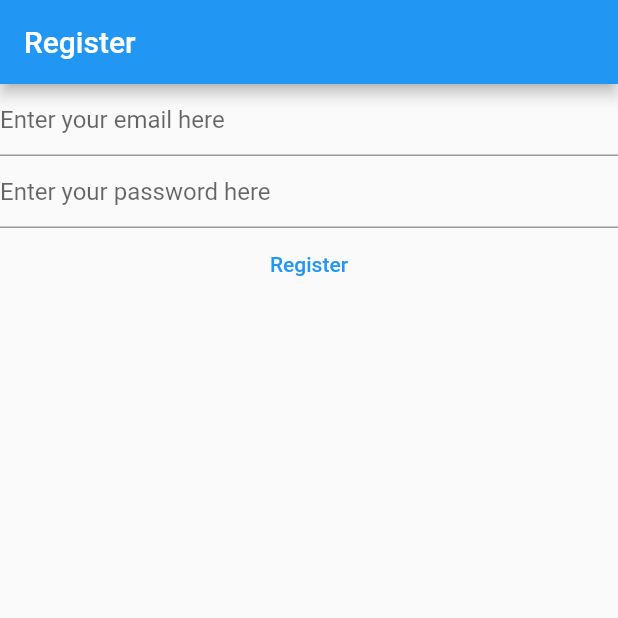
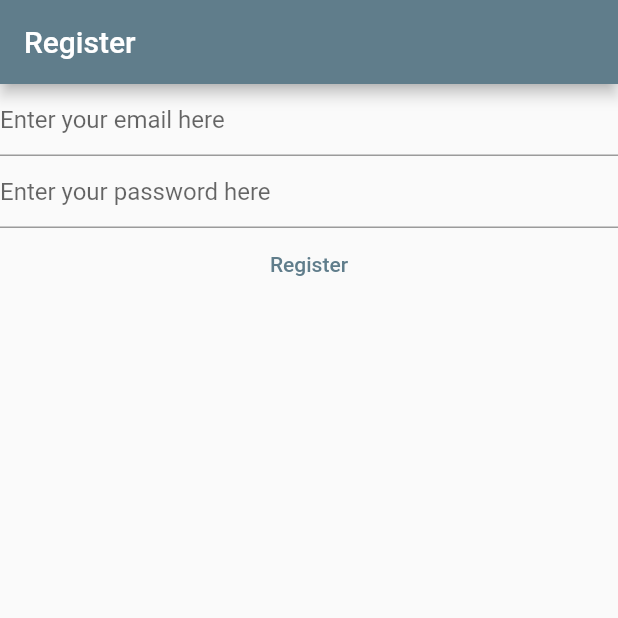
Before and after one commit to NgrhAp/notes_flutter_app_freecodecamp, a Flutter app: the screen it shows after launch, after a tap on "Register", on a phone screen of 412 x 824 dp, the top half of it. Run offline on Flutter 3.47's test engine with Material 2 defaults, Android fonts, the phone set to English and light mode, and no system bars; our stand-ins replace firebase_auth, firebase_core; accounts and stored records are empty; network calls fail.

Commit message:
Re-building register page

```diff
--- a/lib/main.dart
+++ b/lib/main.dart
@@ -5,27 +5,21 @@ import 'firebase_options.dart';
 
 void main() {
   WidgetsFlutterBinding.ensureInitialized();
-  runApp(
-    MaterialApp(
-      title: 'Flutter Demo',
-      theme: ThemeData(
-        primarySwatch: Colors.blue,
-      ),
-      home: const RegisterView(),
-    ),
-  );
+  runApp(MaterialApp(
+    title: '',
+    theme: ThemeData(primarySwatch: Colors.blueGrey),
+    home: const HomePage(),
+  ));
 }
 
-class RegisterView extends StatefulWidget {
-  const RegisterView({super.key});
+class HomePage extends StatefulWidget {
+  const HomePage({super.key});
 
   @override
-  State<RegisterView> createState() => _RegisterViewState();
+  State<HomePage> createState() => _HomePageState();
 }
 
-class _RegisterViewState extends State<RegisterView> {
-  @override
-
+class _HomePageState extends State<HomePage> {
   late final TextEditingController _email;
   late final TextEditingController _password;
 
@@ -51,7 +45,8 @@ class _RegisterViewState extends State<RegisterView> {
       ),
       body: FutureBuilder(
         future: Firebase.initializeApp(
-            options: DefaultFirebaseOptions.currentPlatform),
+          options: DefaultFirebaseOptions.currentPlatform,
+        ),
         builder: (context, snapshot) {
           switch (snapshot.connectionState) {
             case ConnectionState.done:
```
Also changed, not shown: lib/views/login_view.dart (+64 -1 lines).
